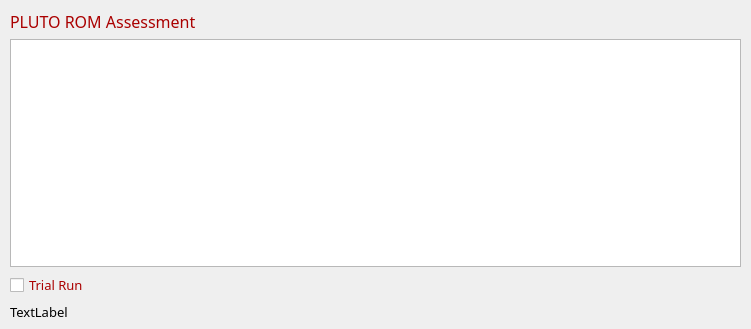
Above: ui/plutoapromassess.ui from siva82kb/pluto-assessment before the change. Below: the same form after it.
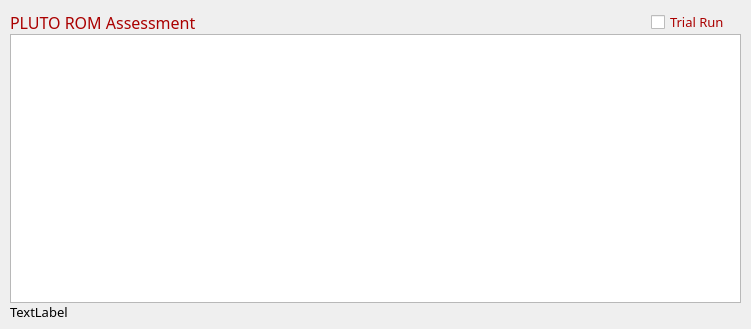
That is the form after the change.

What changed in the file:
```diff
--- a/ui/plutoapromassess.ui
+++ b/ui/plutoapromassess.ui
@@ -29,6 +29,14 @@
      </rect>
     </property>
     <layout class="QVBoxLayout" name="verticalLayout">
+     <property name="spacing">
+      <number>0</number>
+     </property>
+     <item>
+      <layout class="QHBoxLayout" name="horizontalLayout">
+       <property name="bottomMargin">
+        <number>0</number>
+       </property>
      <item>
       <widget class="QLabel" name="lblTitle">
        <property name="font">
@@ -45,11 +53,14 @@
        </property>
       </widget>
      </item>
-     <item>
-      <widget class="QGraphicsView" name="hocGraph"/>
-     </item>
      <item>
       <widget class="QCheckBox" name="cbTrialRun">
+         <property name="maximumSize">
+          <size>
+           <width>90</width>
+           <height>16777215</height>
+          </size>
+         </property>
        <property name="font">
         <font>
          <family>Cascadia Mono Light</family>
@@ -63,6 +74,11 @@
         <string>Trial Run</string>
        </property>
       </widget>
+       </item>
+      </layout>
+     </item>
+     <item>
+      <widget class="QGraphicsView" name="hocGraph"/>
      </item>
      <item>
       <widget class="QLabel" name="lblStatus">
```
Lines whose indentation alone changed are shown as unchanged.
